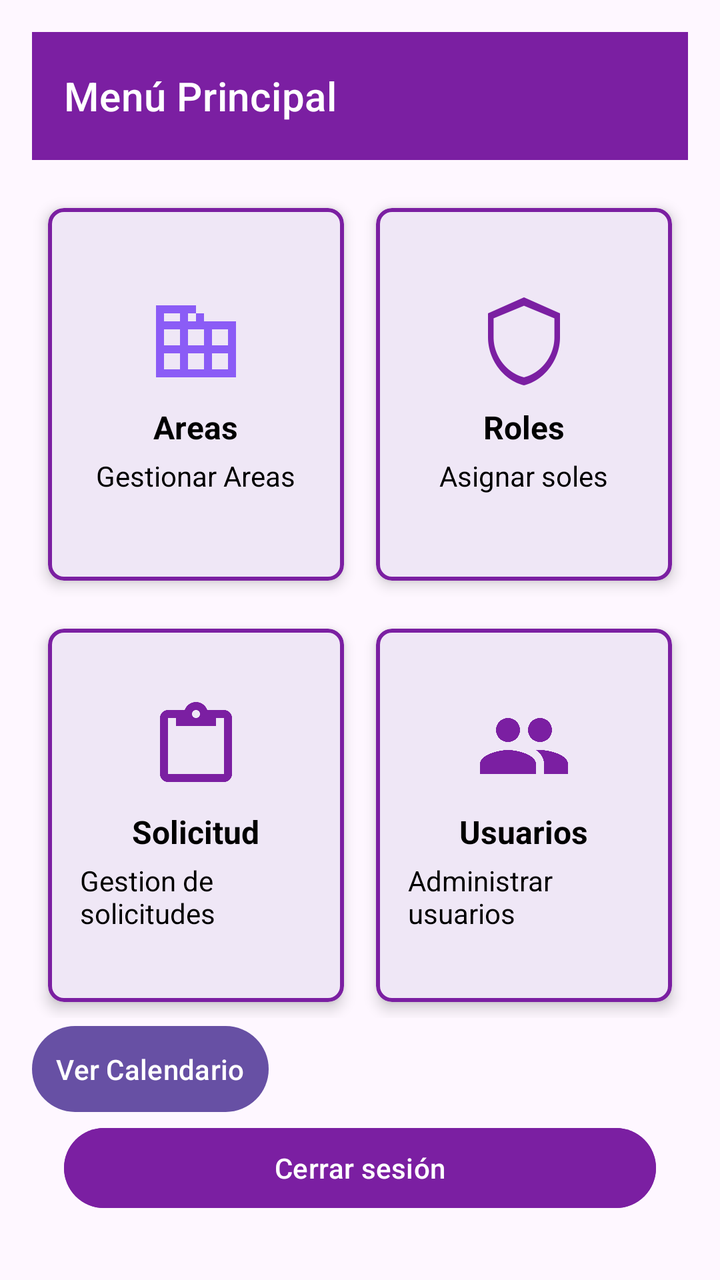
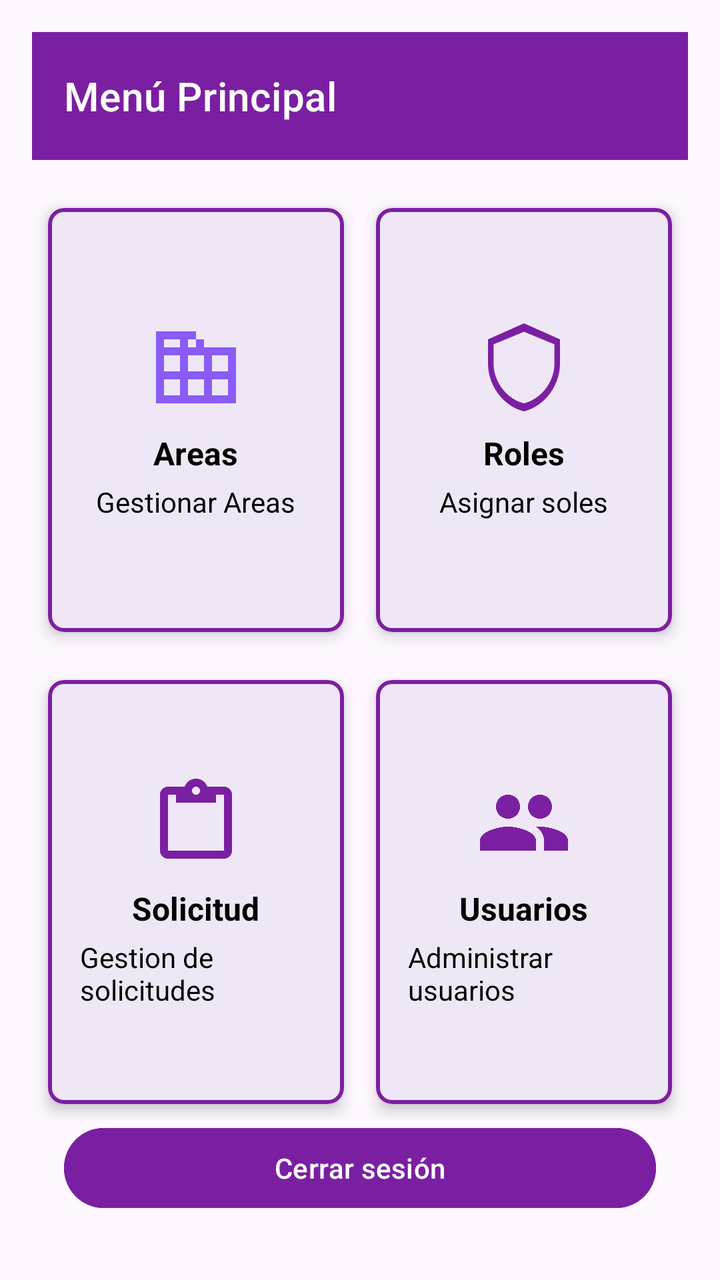

Two renders of the same Android screen: before a commit and after it. Below are the layout's source before the change and the commit's diff.
<!-- AndroidManifest.xml: application theme Theme.ProyectoAppCBT -->
<!-- res/layout/activity_actividad_principal.xml -->
<?xml version="1.0" encoding="utf-8"?>
<androidx.constraintlayout.widget.ConstraintLayout
    xmlns:android="http://schemas.android.com/apk/res/android"
    xmlns:app="http://schemas.android.com/apk/res-auto"
    xmlns:tools="http://schemas.android.com/tools"
    android:layout_width="match_parent"
    android:layout_height="match_parent"
    android:padding="16dp"
    tools:context=".Actividad_principal">

    
    <com.google.android.material.appbar.MaterialToolbar
        android:id="@+id/topAppBar"
        style="@style/Widget.MaterialComponents.Toolbar.Primary"
        android:layout_width="0dp"
        android:layout_height="?attr/actionBarSize"
        android:backgroundTint="@color/morado"
        app:title="Menú Principal"
        app:titleTextColor="@color/blanco"
        app:layout_constraintTop_toTopOf="parent"
        app:layout_constraintStart_toStartOf="parent"
        app:layout_constraintEnd_toEndOf="parent" />

    
    <LinearLayout
        android:id="@+id/modulesContainer"
        android:layout_width="0dp"
        android:layout_height="0dp"
        android:orientation="vertical"
        android:layout_marginTop="16dp"
        app:layout_constraintTop_toBottomOf="@id/topAppBar"
        app:layout_constraintStart_toStartOf="parent"
        app:layout_constraintEnd_toEndOf="parent"
        app:layout_constraintBottom_toTopOf="@id/btnLogout">

        
        <LinearLayout
            android:layout_width="match_parent"
            android:layout_height="0dp"
            android:orientation="horizontal"
            android:weightSum="2"
            android:layout_weight="1">

            
            <com.google.android.material.card.MaterialCardView
                android:id="@+id/cardAreas"
                android:layout_width="0dp"
                android:layout_height="match_parent"
                android:layout_weight="1"
                android:clickable="true"
                android:focusable="true"
                android:foreground="?attr/selectableItemBackgroundBorderless"
                app:strokeColor="@color/morado"
                app:strokeWidth="2dp"
                app:cardCornerRadius="8dp"
                app:cardElevation="4dp"
                android:layout_margin="8dp">

                <LinearLayout
                    android:layout_width="match_parent"
                    android:layout_height="match_parent"
                    android:orientation="vertical"
                    android:gravity="center"
                    android:padding="16dp">

                    <ImageView
                        android:layout_width="48dp"
                        android:layout_height="48dp"
                        android:src="@drawable/ic_area"
                        android:tint="@color/purple_detail" />

                    <TextView
                        android:layout_width="wrap_content"
                        android:layout_height="wrap_content"
                        android:text="Areas"
                        android:textColor="@color/negro"
                        android:textSize="16sp"
                        android:textStyle="bold"
                        android:layout_marginTop="8dp" />

                    <TextView
                        android:layout_width="wrap_content"
                        android:layout_height="wrap_content"
                        android:text="Gestionar Areas"
                        android:textColor="@color/negro"
                        android:textSize="14sp"
                        android:layout_marginTop="4dp" />

                </LinearLayout>
            </com.google.android.material.card.MaterialCardView>

            
            <com.google.android.material.card.MaterialCardView
                android:id="@+id/cardRoles"
                android:layout_width="0dp"
                android:layout_height="match_parent"
                android:layout_weight="1"
                android:clickable="true"
                android:focusable="true"
                android:foreground="?attr/selectableItemBackgroundBorderless"
                app:strokeColor="@color/morado"
                app:strokeWidth="2dp"
                app:cardCornerRadius="8dp"
                app:cardElevation="4dp"
                android:layout_margin="8dp">

                <LinearLayout
                    android:layout_width="match_parent"
                    android:layout_height="match_parent"
                    android:orientation="vertical"
                    android:gravity="center"
                    android:padding="16dp">

                    <ImageView
                        android:layout_width="48dp"
                        android:layout_height="48dp"
                        android:src="@drawable/ic_roles"
                        android:tint="@color/morado" />

                    <TextView
                        android:layout_width="wrap_content"
                        android:layout_height="wrap_content"
                        android:text="Roles"
                        android:textColor="@color/negro"
                        android:textSize="16sp"
                        android:textStyle="bold"
                        android:layout_marginTop="8dp" />

                    <TextView
                        android:layout_width="wrap_content"
                        android:layout_height="wrap_content"
                        android:text="Asignar soles"
                        android:textColor="@color/negro"
                        android:textSize="14sp"
                        android:layout_marginTop="4dp" />

                </LinearLayout>
            </com.google.android.material.card.MaterialCardView>
        </LinearLayout>

        
        <LinearLayout
            android:layout_width="match_parent"
            android:layout_height="0dp"
            android:orientation="horizontal"
            android:weightSum="2"
            android:layout_weight="1"
            android:layout_marginTop="8dp">

            
            <com.google.android.material.card.MaterialCardView
                android:id="@+id/cardSolicitud"
                android:layout_width="0dp"
                android:layout_height="match_parent"
                android:layout_weight="1"
                android:clickable="true"
                android:focusable="true"
                android:foreground="?attr/selectableItemBackgroundBorderless"
                app:strokeColor="@color/morado"
                app:strokeWidth="2dp"
                app:cardCornerRadius="8dp"
                app:cardElevation="4dp"
                android:layout_margin="8dp">

                <LinearLayout
                    android:layout_width="match_parent"
                    android:layout_height="match_parent"
                    android:orientation="vertical"
                    android:gravity="center"
                    android:padding="16dp">

                    <ImageView
                        android:layout_width="48dp"
                        android:layout_height="48dp"
                        android:src="@drawable/ic_solicitud"
                        android:tint="@color/morado" />

                    <TextView
                        android:layout_width="wrap_content"
                        android:layout_height="wrap_content"
                        android:text="Solicitud"
                        android:textColor="@color/negro"
                        android:textSize="16sp"
                        android:textStyle="bold"
                        android:layout_marginTop="8dp" />

                    <TextView
                        android:layout_width="wrap_content"
                        android:layout_height="wrap_content"
                        android:text="Gestion de solicitudes"
                        android:textColor="@color/negro"
                        android:textSize="14sp"
                        android:layout_marginTop="4dp" />

                </LinearLayout>
            </com.google.android.material.card.MaterialCardView>

            
            <com.google.android.material.card.MaterialCardView
                android:id="@+id/cardUsuarios"
                android:layout_width="0dp"
                android:layout_height="match_parent"
                android:layout_weight="1"
                android:clickable="true"
                android:focusable="true"
                android:foreground="?attr/selectableItemBackgroundBorderless"
                app:strokeColor="@color/morado"
                app:strokeWidth="2dp"
                app:cardCornerRadius="8dp"
                app:cardElevation="4dp"
                android:layout_margin="8dp">

                <LinearLayout
                    android:layout_width="match_parent"
                    android:layout_height="match_parent"
                    android:orientation="vertical"
                    android:gravity="center"
                    android:padding="16dp">

                    <ImageView
                        android:layout_width="48dp"
                        android:layout_height="48dp"
                        android:src="@drawable/ic_usuarios"
                        android:tint="@color/morado" />

                    <TextView
                        android:layout_width="wrap_content"
                        android:layout_height="wrap_content"
                        android:text="Usuarios"
                        android:textColor="@color/negro"
                        android:textSize="16sp"
                        android:textStyle="bold"
                        android:layout_marginTop="8dp" />

                    <TextView
                        android:layout_width="wrap_content"
                        android:layout_height="wrap_content"
                        android:text="Administrar usuarios"
                        android:textColor="@color/negro"
                        android:textSize="14sp"
                        android:layout_marginTop="4dp" />

                </LinearLayout>
            </com.google.android.material.card.MaterialCardView>
        </LinearLayout>

        <Button
            android:id="@+id/btnVerCalendario"
            android:layout_width="wrap_content"
            android:layout_height="wrap_content"
            android:padding="12dp"
            android:text="Ver Calendario" />

    </LinearLayout>

    
    <Button
        android:id="@+id/btnLogout"
        android:layout_width="0dp"
        android:layout_height="wrap_content"
        android:text="Cerrar sesión"
        android:textColor="@color/blanco"
        android:backgroundTint="@color/morado"
        app:layout_constraintStart_toStartOf="parent"
        app:layout_constraintEnd_toEndOf="parent"
        app:layout_constraintBottom_toBottomOf="parent"
        android:layout_margin="16dp" />

</androidx.constraintlayout.widget.ConstraintLayout>
<!-- resources referenced by this layout -->
<resources>
  <color name="blanco">#FFFFFF</color>
  <color name="morado">#7B1FA2</color>
  <color name="negro">#000000</color>
  <color name="purple_detail">#FF8B5CF6</color>
  <!-- drawable ic_area (drawable) -->
  <vector xmlns:android="http://schemas.android.com/apk/res/android"
      android:width="24dp" android:height="24dp"
      android:viewportWidth="24" android:viewportHeight="24">
      <path
          android:fillColor="#6200EE"
          android:pathData="M12,7V3H2v18h20V7H12zM8,19H4v-4h4v4zm0-6H4v-4h4v4zm0-6H4V5h4v2zm6,12h-4v-4h4v4zm0-6h-4v-4h4v4zm0-6h-4V5h4v2zm6,12h-4v-4h4v4zm0-6h-4v-4h4v4z"/>
  </vector>
  <!-- drawable ic_roles (drawable) -->
  <vector xmlns:android="http://schemas.android.com/apk/res/android"
      android:width="24dp" android:height="24dp"
      android:viewportWidth="24" android:viewportHeight="24">
      <path
          android:fillColor="#6200EE"
          android:pathData="M12,1L3,5v6c0,5.55 3.84,10.74 9,12 5.16-1.26 9-6.45 9-12V5l-9-4zM12,21c-4.42-1.14-7.6-5.41-7.6-10V6.26L12,3.1l7.6,3.16V11c0,4.59-3.18,8.86-7.6,10z"/>
  </vector>
  <!-- drawable ic_solicitud (drawable) -->
  <vector xmlns:android="http://schemas.android.com/apk/res/android"
      android:width="24dp" android:height="24dp"
      android:viewportWidth="24" android:viewportHeight="24">
      <path
          android:fillColor="#6200EE"
          android:pathData="M19,3H14.82C14.4,1.84 13.3,1 12,1s-2.4,0.84-2.82,2H5c-1.1,0 -2,0.9 -2,2v14c0,1.1 0.9,2 2,2h14c1.1,0 2-0.9 2-2V5c0-1.1 -0.9-2 -2-2zM12,3c0.55,0 1,0.45 1,1s-0.45,1 -1,1 -1-0.45 -1-1 0.45-1 1-1zm7,16H5V5h2v2h10V5h2v14z"/>
  </vector>
  <!-- drawable ic_usuarios (drawable) -->
  <vector xmlns:android="http://schemas.android.com/apk/res/android"
      android:width="24dp" android:height="24dp"
      android:viewportWidth="24" android:viewportHeight="24">
      <path
          android:fillColor="#6200EE"
          android:pathData="M16,11c1.66,0 2.99-1.34 2.99-3S17.66,5 16,5s-3,1.34-3,3 1.34,3 3,3zM8,11c1.66,0 3-1.34 3-3S9.66,5 8,5 5,6.34 5,8s1.34,3 3,3zm0,2c-2.33,0-7,1.17-7,3.5V19h14v-2.5C15,14.17 10.33,13 8,13zm8,0c-0.29,0-0.62,0.02-0.97,0.05 1.16,0.84 1.97,1.97 1.97,3.45V19h6v-2.5c0-2.33-4.67-3.5-7-3.5z"/>
  </vector>
  <style name="Theme.ProyectoAppCBT" parent="Base.Theme.ProyectoAppCBT" />
  <style name="Base.Theme.ProyectoAppCBT" parent="Theme.Material3.DayNight.NoActionBar">
          
          
      </style>
</resources>

<!-- the commit's change to res/layout/activity_actividad_principal.xml (unified diff, before → after) -->
@@ -244,13 +244,6 @@
             </com.google.android.material.card.MaterialCardView>
         </LinearLayout>
 
-        <Button
-            android:id="@+id/btnVerCalendario"
-            android:layout_width="wrap_content"
-            android:layout_height="wrap_content"
-            android:padding="12dp"
-            android:text="Ver Calendario" />
-
     </LinearLayout>
 
     
